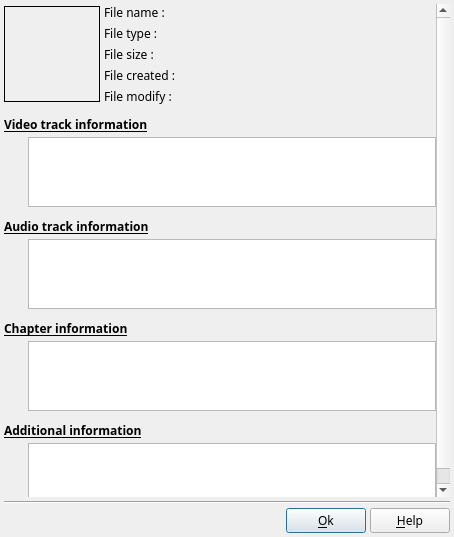
First picture: the form in src/sharedfiles/DlgInfoFile.ui, repository boenki/ffdiaporama, before the edit.
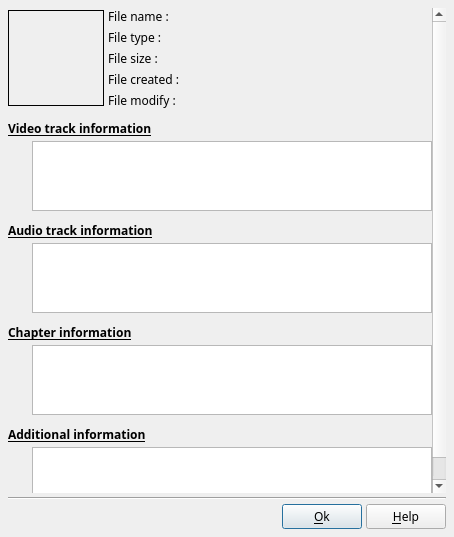
Second picture: the form after the edit. Icons and pictures are not drawn.

```diff
--- a/src/sharedfiles/DlgInfoFile.ui
+++ b/src/sharedfiles/DlgInfoFile.ui
@@ -25,13 +25,10 @@
    <string>File information</string>
   </property>
   <layout class="QGridLayout" name="gridLayout_3">
-   <property name="horizontalSpacing">
-    <number>2</number>
-   </property>
-   <property name="verticalSpacing">
-    <number>4</number>
-   </property>
    <property name="margin">
+    <number>8</number>
+   </property>
+   <property name="spacing">
     <number>4</number>
    </property>
    <item row="0" column="0">
@@ -47,7 +44,7 @@
        <rect>
         <x>0</x>
         <y>0</y>
-        <width>428</width>
+        <width>420</width>
         <height>577</height>
        </rect>
       </property>
```
